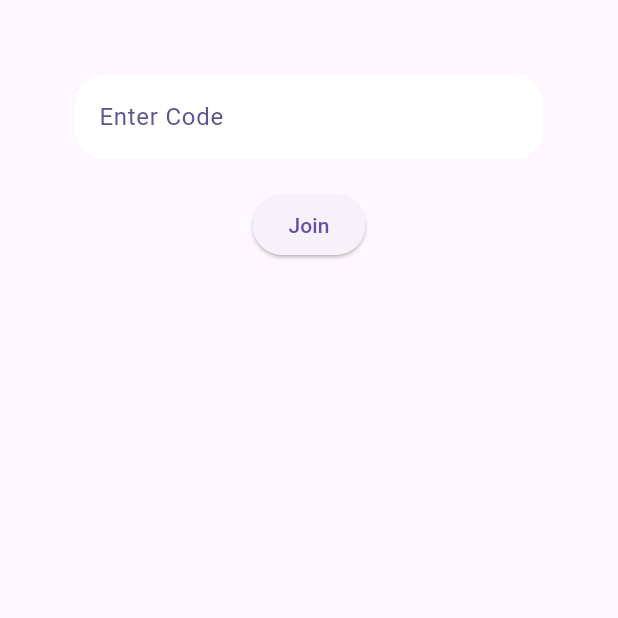
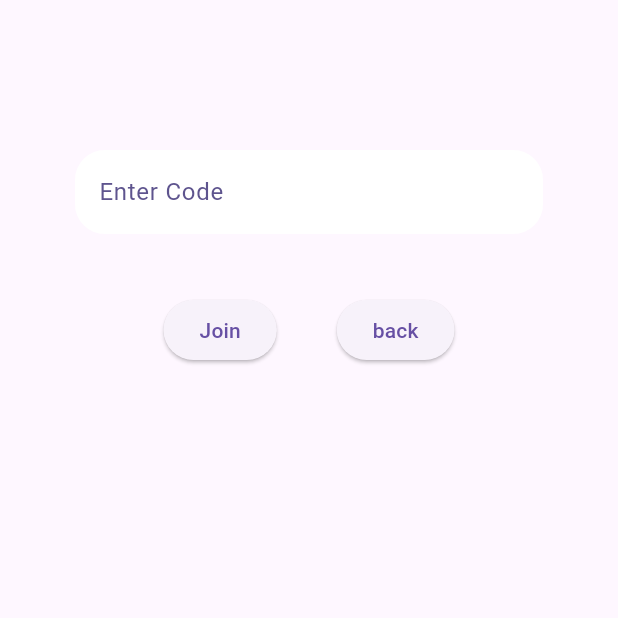
Before and after one commit to maielbaz1612/Quiz_App, a Flutter app: the Join screen opened directly, on a phone screen of 412 x 824 dp, the top half of it. Run offline on Flutter 3.47's test engine with Material 3 defaults, Android fonts, the phone set to English and light mode, and no system bars; our stand-ins replace animated_notch_bottom_bar, shared_preferences, sqflite; accounts and stored records are empty.

Commit message:
final screens And demo

```diff
--- a/lib/screen/Home.dart
+++ b/lib/screen/Home.dart
@@ -10,11 +10,13 @@ class Home extends StatefulWidget {
   final int userId;
   const Home({super.key, required this.userId});
 
+
   @override
   State<Home> createState() => _HomeState();
 }
 
 class _HomeState extends State<Home> {
+  int points = 0;
   @override
   Widget build(BuildContext context) {
     return Scaffold(
@@ -79,7 +81,7 @@ class _HomeState extends State<Home> {
                         ),
                       ),
                       SizedBox(width: 5),
-                      Text("0 pts",style: TextStyle(color: Colors.green[600]),),
+                      Text("${SqlDatabase.totalUserScore} pts",style: TextStyle(color: Colors.green[600]),),
                     ],
                   ),
                 ),
--- a/lib/screen/join.dart
+++ b/lib/screen/join.dart
@@ -25,6 +25,7 @@ class _JoinState extends State<Join> {
         padding: EdgeInsets.all(50),
         child: Column(
           children: [
+            SizedBox(height: 50,),
             TextFormField(
               controller: code,
               decoration: InputDecoration(
@@ -46,8 +47,11 @@ class _JoinState extends State<Join> {
               ),
             ),
 
-            SizedBox(height: 20),
+            SizedBox(height: 40),
 
+            Row(
+              mainAxisAlignment: MainAxisAlignment.center,
+              children: [
                 ElevatedButton(
                   onPressed: () async {
                     final db = SqlDatabase();
@@ -72,6 +76,17 @@ class _JoinState extends State<Join> {
                   },
                   child: Text("Join"),
                 ),
+                SizedBox(width: 40,),
+
+                ElevatedButton(
+                  onPressed: () {
+
+                    Navigator.pop(context);
+                  },
+                  child: Text("back"),
+                ),
+              ],
+            ),
           ],
         ),
       ),
--- a/lib/screen/profile.dart
+++ b/lib/screen/profile.dart
@@ -26,7 +26,7 @@ class Profile extends StatelessWidget {
           return Center(
             child: Column(
               children: [
-                SizedBox(height: 20),
+                SizedBox(height: 40),
                 Icon(Icons.person_pin, size: 100, color: Color(0xff5e548e)),
                 SizedBox(height: 20),
                 Text(
@@ -48,8 +48,8 @@ class Profile extends StatelessWidget {
                         fontWeight: FontWeight.bold,
                       ),
                     ),
-                    Text(
-                      user['email'],
+                    SizedBox(height: 30,),
+                    Text(user['email'] + "@gmail.com",
                       style: TextStyle(
                         color: Color(0xff5e548e),
                         fontSize: 15,
```
Also changed, not shown: lib/data/sqflite_database.dart (+16 -0 lines), lib/screen/create.dart (+33 -23 lines), 1 other file. Lines whose indentation alone changed are shown as unchanged.
